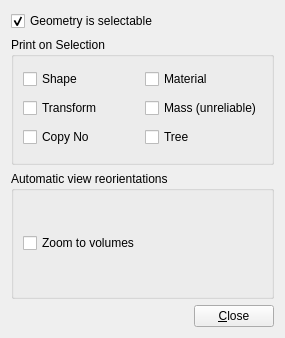
efemberg11/GeoModel_rmakhman, file VP1GeometrySystems/src/settings_interactions_form.ui: the form before one commit.
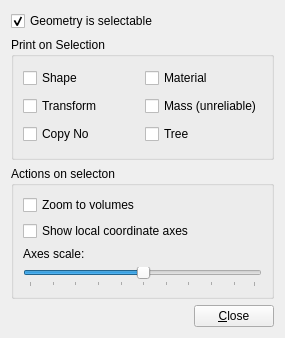
The form after the commit.

Commit message: Implemented the display of local coordinate axes

```diff
--- a/VP1GeometrySystems/src/settings_interactions_form.ui
+++ b/VP1GeometrySystems/src/settings_interactions_form.ui
@@ -104,7 +104,7 @@
    <item>
     <widget class="QGroupBox" name="groupBox_automaticViewReorientations">
      <property name="title">
-      <string>Automatic view reorientations</string>
+      <string>Actions on selecton</string>
      </property>
      <layout class="QVBoxLayout">
       <item>
@@ -114,6 +114,33 @@
         </property>
        </widget>
       </item>
+      <item>
+       <widget class="QCheckBox" name="checkBox_localAxes">
+        <property name="text">
+         <string>Show local coordinate axes</string>
+        </property>
+       </widget>
+      </item>
+      <item>
+       <widget class="QLabel" name="label">
+        <property name="text">
+         <string>Axes scale:</string>
+        </property>
+       </widget>
+      </item>
+      <item>
+       <widget class="QSlider" name="slider_AxesScale">
+        <property name="value">
+         <number>50</number>
+        </property>
+        <property name="orientation">
+         <enum>Qt::Horizontal</enum>
+        </property>
+        <property name="tickPosition">
+         <enum>QSlider::TicksBelow</enum>
+        </property>
+       </widget>
+      </item>
      </layout>
     </widget>
    </item>
```
Left out of the diff: 34 changed lines with no effect on the pictures. The commit also changes 4 other files.
